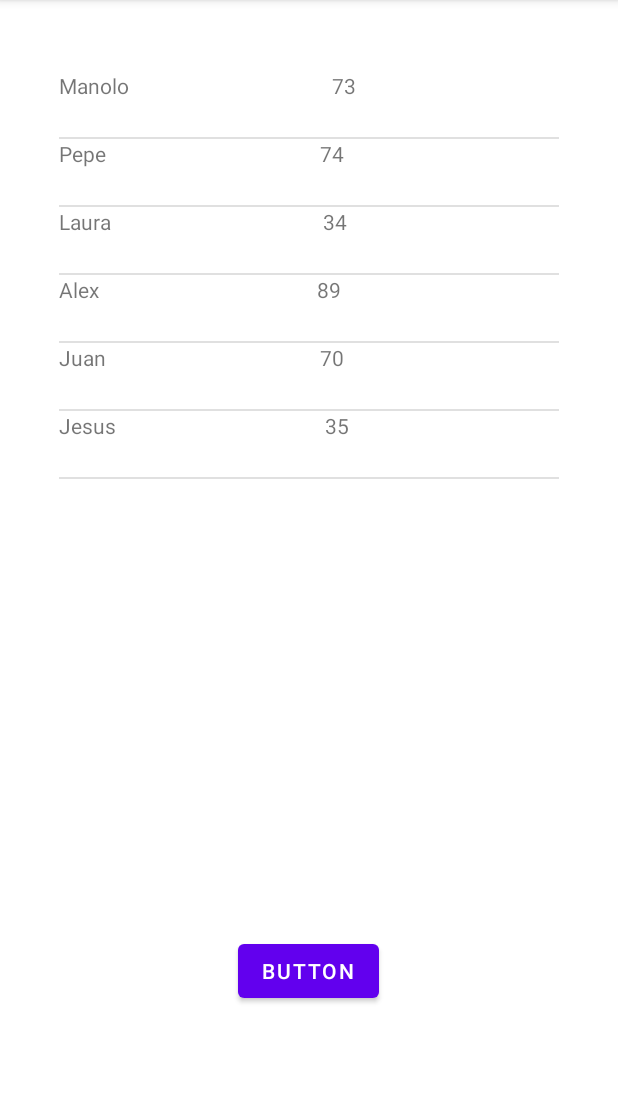
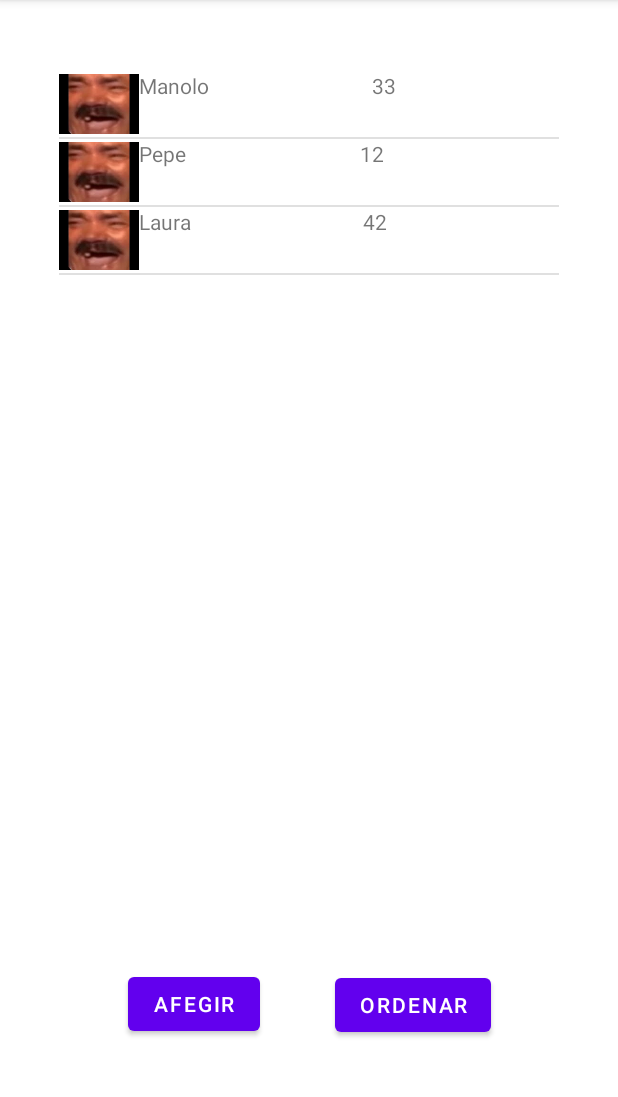
Before and after one commit to ErikTamanoSantos/Listilla, an Android app: the screen it shows after launch (MainActivity), on a phone screen of 412 x 824 dp, the part 84-1181 px from its top. Run offline under Robolectric (Android 15) with nearby library versions, the phone set to English and light mode, and no system bars.

Commit message:
Ex 4 acabat

```diff
--- a/app/src/main/java/com/example/listilla/MainActivity.java
+++ b/app/src/main/java/com/example/listilla/MainActivity.java
@@ -8,11 +8,12 @@ import android.widget.*;
 import androidx.appcompat.app.AppCompatActivity;
 
 import java.util.ArrayList;
+import java.util.Collections;
 
 public class MainActivity extends AppCompatActivity {
 
     // Model: Record (intents=puntuació, nom)
-    class Record {
+    class Record implements Comparable<Record>{
         public int intents;
         public String nom;
 
@@ -20,6 +21,11 @@ public class MainActivity extends AppCompatActivity {
         public Record(int _intents, String _nom ) {
             intents = _intents;
             nom = _nom;
+        }
+
+        @Override
+        public int compareTo(Record o) {
+            return o.intents - this.intents;
         }
     }
     // Model = Taula de records: utilitzem ArrayList
@@ -38,13 +44,10 @@ public class MainActivity extends AppCompatActivity {
 
         // Inicialitzem model
         records = new ArrayList<Record>();
-        // Afegim alguns exemples
-        records.add( new Record((int) (Math.random() * 100),"Manolo") );
-        records.add( new Record((int) (Math.random() * 100),"Pepe") );
-        records.add( new Record((int) (Math.random() * 100),"Laura") );
-        records.add( new Record((int) (Math.random() * 100), "Alex"));
-        records.add( new Record((int) (Math.random() * 100), "Juan"));
-        records.add( new Record((int) (Math.random() * 100), "Jesus"));
+
+        records.add( new Record(33,"Manolo") );
+        records.add( new Record(12,"Pepe") );
+        records.add( new Record(42,"Laura") );
 
         noms = new ArrayList<String>();
 
@@ -96,8 +99,8 @@ public class MainActivity extends AppCompatActivity {
         lv.setAdapter(adapter);
 
         // botó per afegir entrades a la ListView
-        Button b = (Button) findViewById(R.id.button);
-        b.setOnClickListener(new View.OnClickListener() {
+        Button afegir = (Button) findViewById(R.id.afegir);
+        afegir.setOnClickListener(new View.OnClickListener() {
             @Override
             public void onClick(View v) {
                 for (int i=0;i<500;i++) {
@@ -108,5 +111,17 @@ public class MainActivity extends AppCompatActivity {
                 adapter.notifyDataSetChanged();
             }
         });
+
+        Button ordenar = (Button) findViewById(R.id.ordenar);
+        ordenar.setOnClickListener(new View.OnClickListener() {
+            @Override
+            public void onClick(View v) {
+                for (int i=0;i<500;i++) {
+                    Collections.sort(records);
+                }
+                // notificar l'adapter dels canvis al model
+                adapter.notifyDataSetChanged();
+            }
+        });
     }
 }
--- a/app/src/main/res/layout/activity_main.xml
+++ b/app/src/main/res/layout/activity_main.xml
@@ -17,17 +17,28 @@
         app:layout_constraintVertical_bias="0.17" />
 
     <Button
-        android:id="@+id/button"
+        android:id="@+id/afegir"
         android:layout_width="wrap_content"
         android:layout_height="wrap_content"
-        android:layout_marginStart="158dp"
         android:layout_marginTop="69dp"
-        android:layout_marginEnd="159dp"
-        android:layout_marginBottom="82dp"
-        android:text="Button"
+        android:text="Afegir"
         app:layout_constraintBottom_toBottomOf="parent"
         app:layout_constraintEnd_toEndOf="parent"
+        app:layout_constraintHorizontal_bias="0.263"
         app:layout_constraintStart_toStartOf="parent"
-        app:layout_constraintTop_toBottomOf="@+id/recordsView" />
+        app:layout_constraintTop_toTopOf="parent"
+        app:layout_constraintVertical_bias="0.885" />
+
+    <Button
+        android:id="@+id/ordenar"
+        android:layout_width="wrap_content"
+        android:layout_height="wrap_content"
+        android:text="Ordenar"
+        app:layout_constraintBottom_toBottomOf="parent"
+        app:layout_constraintEnd_toEndOf="parent"
+        app:layout_constraintHorizontal_bias="0.725"
+        app:layout_constraintStart_toStartOf="parent"
+        app:layout_constraintTop_toTopOf="parent"
+        app:layout_constraintVertical_bias="0.897" />
 
 </androidx.constraintlayout.widget.ConstraintLayout>
--- a/app/src/main/res/layout/list_item.xml
+++ b/app/src/main/res/layout/list_item.xml
@@ -14,6 +14,12 @@
         app:layout_constraintStart_toStartOf="parent"
         app:layout_constraintTop_toTopOf="parent">
 
+        <ImageView
+            android:id="@+id/imageView"
+            android:layout_width="53dp"
+            android:layout_height="match_parent"
+            app:srcCompat="@drawable/kekw" />
+
         <TextView
             android:id="@+id/nom"
             android:layout_width="wrap_content"
@@ -27,5 +33,7 @@
             android:layout_height="42dp"
             android:layout_weight="1"
             android:text="TextView" />
+
     </LinearLayout>
+
 </androidx.constraintlayout.widget.ConstraintLayout>
```
Also changed, not shown: app/src/main/res/drawable/kekw.jpg (added).
